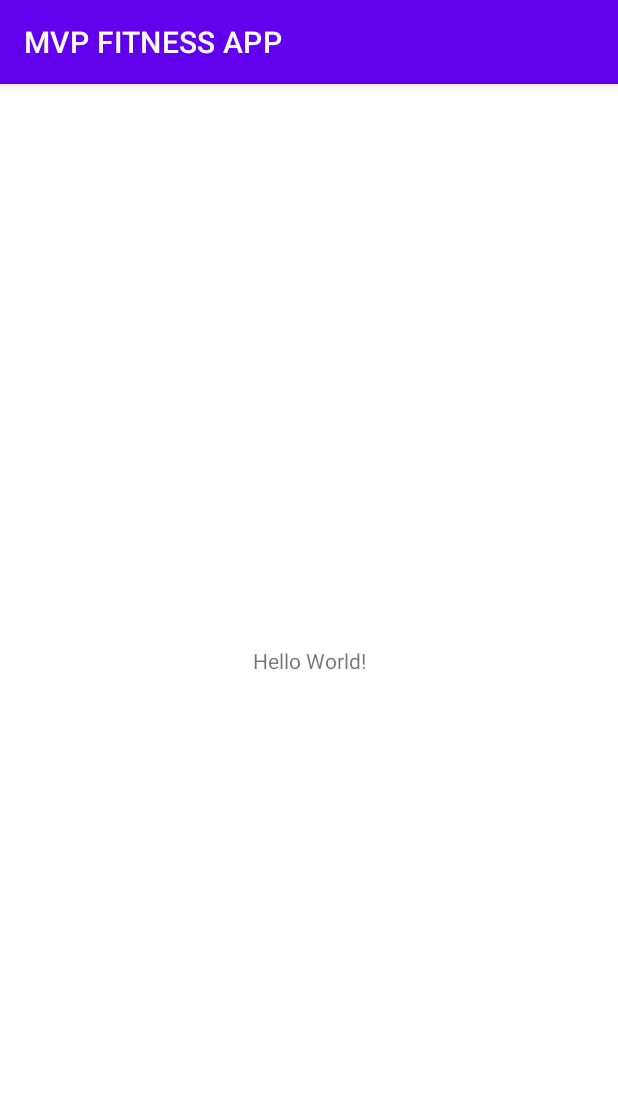
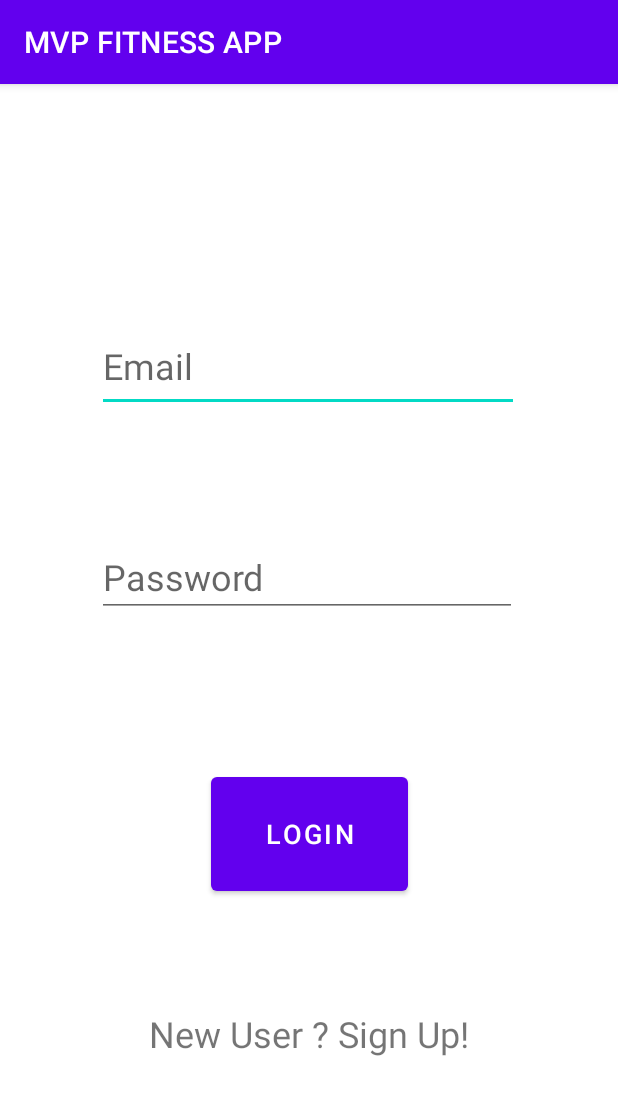
Before and after one commit to Bhuban16/MVP-FITNESS-APP, an Android app: the screen it shows after launch (MainActivity), on a phone screen of 412 x 824 dp. Shown: the top 1095 px of the screen. Run offline under Robolectric (Android 15) with nearby library versions, the phone set to English and light mode, and no system bars; our stand-ins replace Firebase (no records; nobody signed in at launch, a user with empty details on screens opened directly).

Commit message:
Login, Sign up, Basic Design

```diff
--- a/app/src/main/AndroidManifest.xml
+++ b/app/src/main/AndroidManifest.xml
@@ -10,6 +10,12 @@
         android:supportsRtl="true"
         android:theme="@style/Theme.MVPFITNESSAPP">
         <activity
+            android:name=".SecondActivity"
+            android:exported="true" />
+        <activity
+            android:name=".RegistrationActivity"
+            android:exported="true" />
+        <activity
             android:name=".MainActivity"
             android:exported="true">
             <intent-filter>
--- a/app/src/main/java/com/example/mvpfitnessapp/MainActivity.java
+++ b/app/src/main/java/com/example/mvpfitnessapp/MainActivity.java
@@ -1,14 +1,87 @@
 package com.example.mvpfitnessapp;
 
 import androidx.appcompat.app.AppCompatActivity;
+import android.app.ProgressDialog;
+import android.content.Intent;
 
+import androidx.annotation.NonNull;
 import android.os.Bundle;
+import android.view.View;
+import android.widget.Button;
+import android.widget.EditText;
+import android.widget.TextView;
+import android.widget.Toast;
+import com.google.android.gms.tasks.OnCompleteListener;
+import com.google.android.gms.tasks.Task;
+import com.google.firebase.auth.AuthResult;
+import com.google.firebase.auth.FirebaseAuth;
+import com.google.firebase.auth.FirebaseUser;
+
+
 
 public class MainActivity extends AppCompatActivity {
+
+    private EditText Name;
+    private EditText Password;
+    private Button Login;
+    private TextView userRegistration;
+    private FirebaseAuth firebaseAuth;
+    private ProgressDialog progressDialog;
 
     @Override
     protected void onCreate(Bundle savedInstanceState) {
         super.onCreate(savedInstanceState);
         setContentView(R.layout.activity_main);
+
+        Name = (EditText) findViewById(R.id.etName);
+        Password = (EditText) findViewById(R.id.etPassword);
+        Login = (Button) findViewById(R.id.btnLogin);
+        userRegistration = (TextView) findViewById(R.id.tvRegister);
+
+        firebaseAuth = FirebaseAuth.getInstance();
+        progressDialog = new ProgressDialog(this);
+
+        FirebaseUser user = firebaseAuth.getCurrentUser();
+        if(user != null) {
+        finish();
+        startActivity(new Intent(MainActivity.this, SecondActivity.class));
+         }
+
+         Login.setOnClickListener (new View.OnClickListener() {
+@Override
+public void onClick(View v) {
+        validate(Name.getText().toString(), Password.getText().toString());
+        }
+        });
+
+        userRegistration.setOnClickListener(new View.OnClickListener() {
+            @Override
+            public void onClick(View v) {
+                startActivity(new Intent(MainActivity.this, RegistrationActivity.class));
+            }
+        });
+
     }
-}
+
+    private void validate(String userName, String userPassword) {
+
+        progressDialog.setMessage("You can subscribe to my channel until you are verified!");
+        progressDialog.show();
+
+        firebaseAuth.signInWithEmailAndPassword(userName, userPassword).addOnCompleteListener(new OnCompleteListener<AuthResult>() {
+            @Override
+            public void onComplete(@NonNull Task<AuthResult> task) {
+                if (task.isSuccessful()) {
+
+                    progressDialog.dismiss();
+                    Toast.makeText(MainActivity.this, "Login Successful", Toast.LENGTH_SHORT).show();
+                    startActivity(new Intent(MainActivity.this, SecondActivity.class));
+                } else {
+                    progressDialog.dismiss();
+                    Toast.makeText(MainActivity.this, "Login Failed", Toast.LENGTH_SHORT).show();
+                }
+            }
+        });
+
+    }
+                }
--- a/app/src/main/res/layout/activity_main.xml
+++ b/app/src/main/res/layout/activity_main.xml
@@ -4,15 +4,59 @@
     xmlns:tools="http://schemas.android.com/tools"
     android:layout_width="match_parent"
     android:layout_height="match_parent"
-    tools:context=".MainActivity">
+    tools:context=".MainActivity"> <EditText
+    android:id="@+id/etName"
+    android:layout_width="281dp"
+    android:layout_height="61dp"
+    android:ems="10"
+    android:hint="Email"
+    android:inputType="textEmailAddress"
+    android:textSize="24sp"
+    app:layout_constraintBottom_toBottomOf="parent"
+    app:layout_constraintEnd_toEndOf="parent"
+    app:layout_constraintHorizontal_bias="0.497"
+    app:layout_constraintStart_toStartOf="parent"
+    app:layout_constraintTop_toTopOf="parent"
+    app:layout_constraintVertical_bias="0.223" />
+
+    <EditText
+        android:id="@+id/etPassword"
+        android:layout_width="wrap_content"
+        android:layout_height="wrap_content"
+        android:ems="10"
+        android:hint="Password"
+        android:inputType="textPassword"
+        android:textSize="24sp"
+        app:layout_constraintBottom_toBottomOf="parent"
+        app:layout_constraintEnd_toEndOf="parent"
+        app:layout_constraintHorizontal_bias="0.488"
+        app:layout_constraintStart_toStartOf="parent"
+        app:layout_constraintTop_toBottomOf="@+id/etName"
+        app:layout_constraintVertical_bias="0.168" />
+
+    <Button
+        android:id="@+id/btnLogin"
+        android:layout_width="131dp"
+        android:layout_height="88dp"
+        android:text="Login"
+        android:textSize="18sp"
+        app:layout_constraintBottom_toBottomOf="parent"
+        app:layout_constraintEnd_toEndOf="parent"
+        app:layout_constraintStart_toStartOf="parent"
+        app:layout_constraintTop_toBottomOf="@+id/etPassword"
+        app:layout_constraintVertical_bias="0.31" />
 
     <TextView
+        android:id="@+id/tvRegister"
         android:layout_width="wrap_content"
         android:layout_height="wrap_content"
-        android:text="Hello World!"
+        android:text="New User ? Sign Up!"
+        android:textSize="24sp"
         app:layout_constraintBottom_toBottomOf="parent"
-        app:layout_constraintLeft_toLeftOf="parent"
-        app:layout_constraintRight_toRightOf="parent"
-        app:layout_constraintTop_toTopOf="parent" />
+        app:layout_constraintEnd_toEndOf="parent"
+        app:layout_constraintStart_toStartOf="parent"
+        app:layout_constraintTop_toBottomOf="@+id/btnLogin"
+        app:layout_constraintVertical_bias="0.38" />
+
 
 </androidx.constraintlayout.widget.ConstraintLayout>
--- a/build.gradle
+++ b/build.gradle
@@ -6,11 +6,16 @@
     }
     dependencies {
         classpath "com.android.tools.build:gradle:7.0.1"
+        classpath 'com.google.gms:google-services:4.3.10'
 
         // NOTE: Do not place your application dependencies here; they belong
         // in the individual module build.gradle files
     }
 }
+allprojects {
+    repositories {
+        google()
+        mavenCentral() }}
 
 task clean(type: Delete) {
     delete rootProject.buildDir
--- a/settings.gradle
+++ b/settings.gradle
@@ -1,5 +1,5 @@
 dependencyResolutionManagement {
-    repositoriesMode.set(RepositoriesMode.FAIL_ON_PROJECT_REPOS)
+    repositoriesMode.set(RepositoriesMode.PREFER_SETTINGS)
     repositories {
         google()
         mavenCentral()
```
Also changed, not shown: app/build.gradle (+15 -8 lines), app/src/main/java/com/example/mvpfitnessapp/RegistrationActivity.java (added, +93 -0 lines), app/src/main/java/com/example/mvpfitnessapp/SecondActivity.java (added, +14 -0 lines), app/src/main/res/layout/activity_registration.xml (added, +73 -0 lines), app/src/main/res/layout/activity_second.xml (added, +9 -0 lines), gradle.properties (line endings or trailing spaces), 1 other file.
